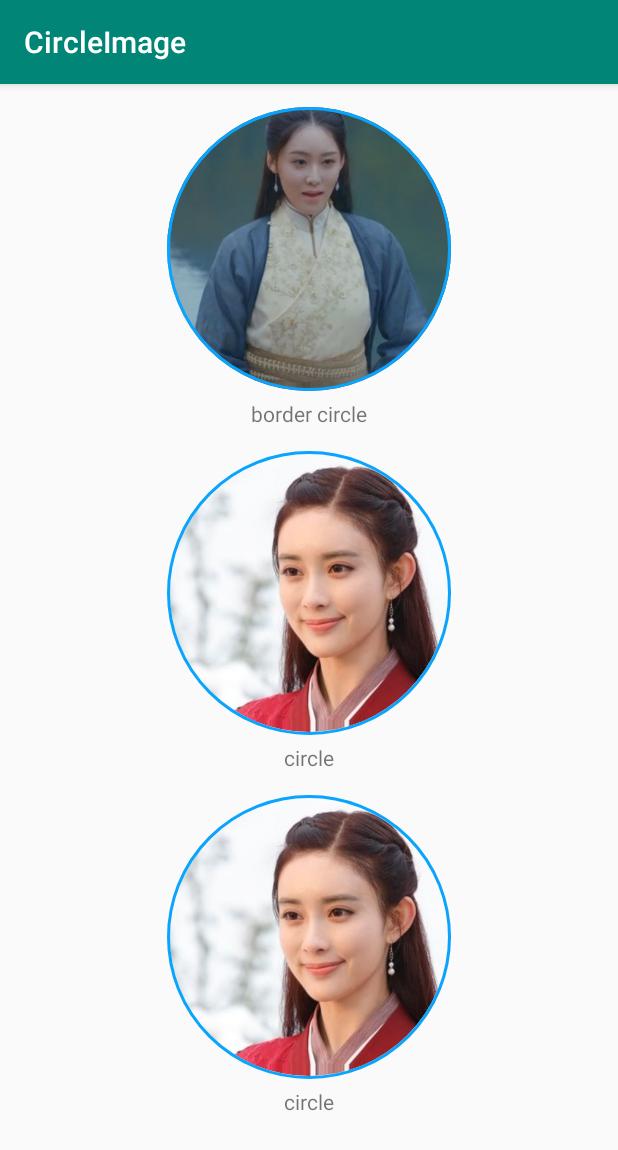
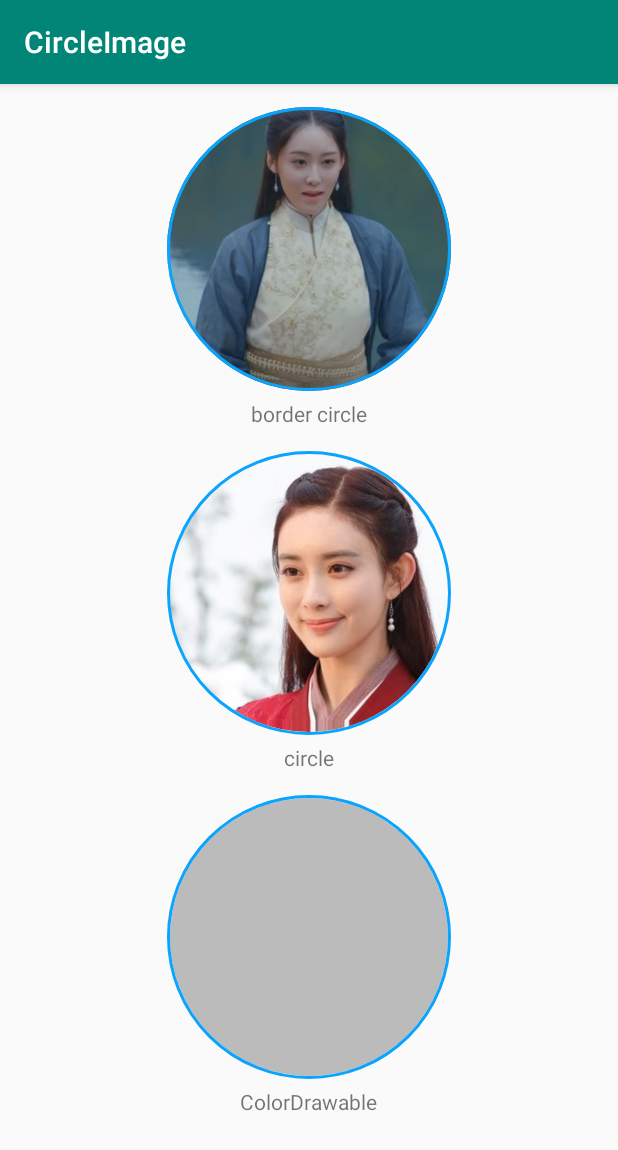
Before and after one commit to xiexiang89/AndroidWidgets, an Android app: the CircleImageActivity screen opened directly, with no data from a screen before it, on a phone screen of 412 x 824 dp. Shown: the top 1150 px of the screen. Run offline under Robolectric (Android 15) with nearby library versions, the phone set to English and light mode, and no system bars; our stand-ins replace CircleImageView.

Commit message:
Modify CircleImageView

```diff
--- a/app/src/main/res/layout/circle_image_activity.xml
+++ b/app/src/main/res/layout/circle_image_activity.xml
@@ -52,12 +52,12 @@
             android:layout_width="200dp"
             android:layout_height="200dp"
             android:layout_gravity="center"
-            android:src="@drawable/yehongyu"
+            android:src="#bbbbbb"
             app:borderSize="@dimen/default_circle_border_size"
             android:padding="5dp"/>
         <TextView
             android:layout_width="wrap_content"
             android:layout_height="wrap_content"
-            android:text="circle"/>
+            android:text="ColorDrawable"/>
     </LinearLayout>
 </LinearLayout>
```
Also changed, not shown: widgetlibs/src/main/java/com/edgar/widget/CircleImageView.java (+12 -0 lines).
